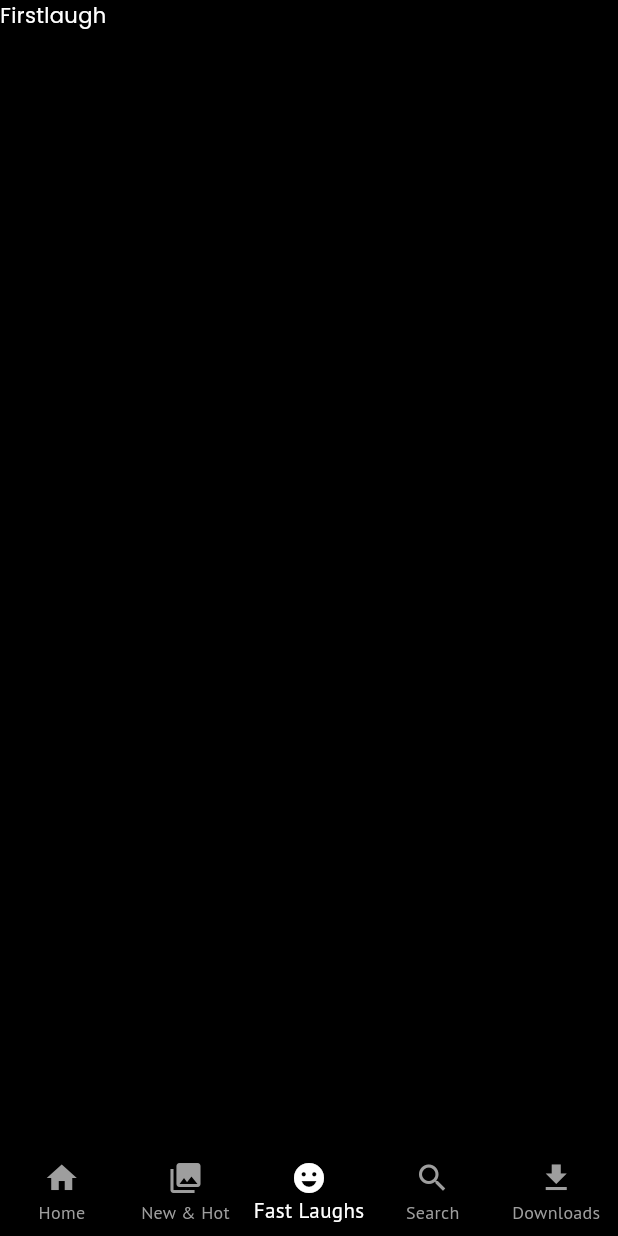
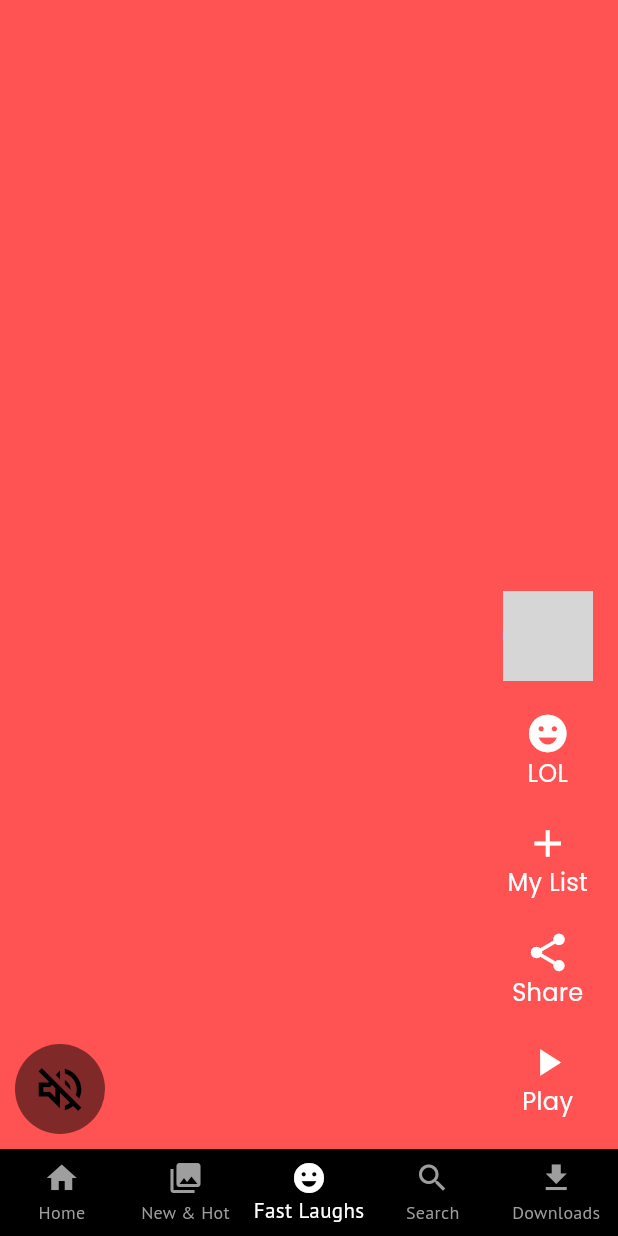
Before and after one commit to anannyapm/netflix_clone, a Flutter app: the screen it shows after launch, item 3 of the bottom bar chosen, on a phone screen of 412 x 824 dp. Run offline on Flutter 3.47's test engine with Material 2 defaults, Android fonts, the phone set to English and light mode, and no system bars; our stand-ins replace google_fonts; network calls fail; grey boxes are pictures that could not be loaded.

```diff
--- a/lib/core/colors/colors.dart
+++ b/lib/core/colors/colors.dart
@@ -3,5 +3,6 @@ import 'package:flutter/material.dart';
 const backgroundcolor = Colors.black;
 const kWhiteColor = Colors.white;
 const kBlackColor = Colors.black;
+const kGreyColor = Colors.grey;
 const kButtonColorBlue = Colors.blue;
 const kButtonColorWhite = Colors.white;
--- a/lib/presentation/fastlaugh_page/screen_fastlaugh.dart
+++ b/lib/presentation/fastlaugh_page/screen_fastlaugh.dart
@@ -1,12 +1,19 @@
 import 'package:flutter/material.dart';
+import 'package:netflix/presentation/fastlaugh_page/widget/videolistitem.dart';
 
 class ScreenFastLaugh extends StatelessWidget {
   const ScreenFastLaugh({super.key});
 
   @override
   Widget build(BuildContext context) {
-    return const Scaffold(
-      body: Text('Firstlaugh'),
-    );
+    return SafeArea(
+        child: PageView(
+          scrollDirection: Axis.vertical,
+      children: List.generate(
+          10,
+          (index) => VideoListItemWidget(
+                index: index,
+              )),
+    ));
   }
 }
--- /dev/null
+++ b/lib/presentation/fastlaugh_page/widget/videolistitem.dart
@@ -0,0 +1,85 @@
+import 'package:flutter/cupertino.dart';
+import 'package:flutter/material.dart';
+import 'package:flutter/src/widgets/framework.dart';
+import 'package:flutter/src/widgets/placeholder.dart';
+import 'package:netflix/core/colors/colors.dart';
+
+class VideoListItemWidget extends StatelessWidget {
+  final int index;
+  const VideoListItemWidget({super.key, required this.index});
+
+  @override
+  Widget build(BuildContext context) {
+    return Stack(children: [
+      Container(
+        color: Colors.accents[index % (Colors.accents.length)],
+      ),
+      Align(
+        alignment: Alignment.bottomLeft,
+        child: Padding(
+          padding: const EdgeInsets.symmetric(horizontal: 10, vertical: 10),
+          child: Row(
+            crossAxisAlignment: CrossAxisAlignment.end,
+            mainAxisAlignment: MainAxisAlignment.spaceBetween,
+            children: [
+              //leftside
+              CircleAvatar(
+                backgroundColor: Colors.black.withOpacity(0.5),
+                  radius: 30,
+                  child: IconButton(
+                      onPressed: () {},
+                      icon: const Icon(
+                        Icons.volume_off_outlined,
+
+                        size: 38,
+                      ))),
+
+              //right side
+
+              Column(
+                mainAxisAlignment: MainAxisAlignment.end,
+                children: const [
+                  Padding(
+                    padding: EdgeInsets.symmetric(vertical: 10),
+                    child: CircleAvatar(
+                      radius: 30,
+                      backgroundImage: NetworkImage('https://www.themoviedb.org/t/p/w1280/vS8iGopNUnXk2aeJ5ziuckzl375.jpg',
+                      ),
+                    ),
+                  ),
+                  VideoActionWidget(icon: Icons.emoji_emotions, title: "LOL"),
+                  VideoActionWidget(icon: Icons.add, title: "My List"),
+                  VideoActionWidget(icon: Icons.share, title: "Share"),
+                  VideoActionWidget(icon: Icons.play_arrow, title: "Play"),
+                ],
+              )
+            ],
+          ),
+        ),
+      )
+    ]);
+  }
+}
+
+class VideoActionWidget extends StatelessWidget {
+  final IconData icon;
+  final String title;
+  const VideoActionWidget({super.key,
+  required this.icon,
+  required this.title});
+
+  @override
+  Widget build(BuildContext context) {
+    return Padding(
+      padding: const EdgeInsets.symmetric(vertical: 10,horizontal: 10),
+      child: Column(
+        children: [
+          Icon(icon,color: kWhiteColor,size: 30,),
+          Text(title,style: TextStyle(color: kWhiteColor,fontSize: 16),)
+
+        ],
+
+      ),
+    );
+  }
+}
--- a/pubspec.yaml
+++ b/pubspec.yaml
@@ -37,6 +37,7 @@ dependencies:
   cupertino_icons: ^1.0.2
   google_fonts: ^4.0.4
   path_provider: ^2.0.14
+  video_player: ^2.6.1
 
 dev_dependencies:
   flutter_test:
```
Also changed, not shown: lib/presentation/search/screen_search.dart (+33 -3 lines), lib/presentation/search/widgets/search_idle.dart (added, +64 -0 lines), lib/presentation/search/widgets/search_result.dart (added, +33 -0 lines), lib/presentation/search/widgets/titlewidget.dart (added, +17 -0 lines), lib/presentation/widgets/mainmoviecard.dart (added, +20 -0 lines), pubspec.lock, 1 other file.
